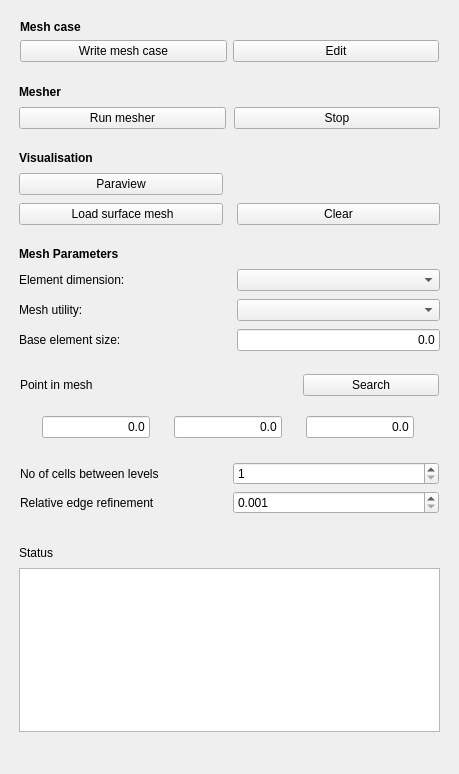
Qt form TaskPanelCfdMesh.ui (jaheyns/CfdOF) before a commit.
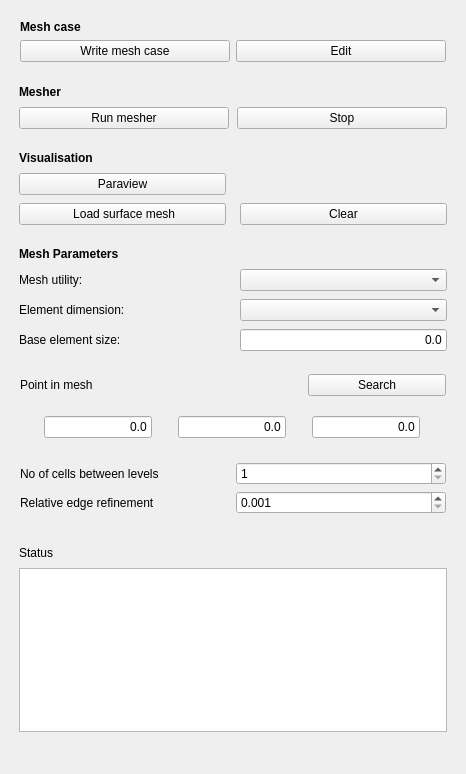
The same form after that commit. Custom widgets are drawn as their Qt base class.

Commit message:
Support mesh extrusion at boundaries
This replaces the previous method of creating planar 2D meshes
by defining special front and back boundary planes. The new method
makes is possible also to generate wedge meshes with extrusions.

What changed in the file:
```diff
--- a/TaskPanelCfdMesh.ui
+++ b/TaskPanelCfdMesh.ui
@@ -6,7 +6,7 @@
    <rect>
     <x>0</x>
     <y>0</y>
-    <width>459</width>
+    <width>466</width>
     <height>774</height>
    </rect>
   </property>
@@ -175,7 +175,21 @@
      <property name="verticalSpacing">
       <number>8</number>
      </property>
-     <item row="3" column="1">
+     <item row="4" column="0">
+      <widget class="QLabel" name="l_max">
+       <property name="text">
+        <string>Base element size:</string>
+       </property>
+      </widget>
+     </item>
+     <item row="2" column="0">
+      <widget class="QLabel" name="l_dimension_2">
+       <property name="text">
+        <string>Mesh utility:</string>
+       </property>
+      </widget>
+     </item>
+     <item row="4" column="1">
       <widget class="Gui::InputField" name="if_max">
        <property name="sizePolicy">
         <sizepolicy hsizetype="Preferred" vsizetype="Fixed">
@@ -206,27 +220,6 @@
        </property>
       </widget>
      </item>
-     <item row="1" column="1">
-      <widget class="QComboBox" name="cb_dimension">
-       <property name="toolTip">
-        <string/>
-       </property>
-      </widget>
-     </item>
-     <item row="1" column="0">
-      <widget class="QLabel" name="l_dimension">
-       <property name="text">
-        <string>Element dimension:</string>
-       </property>
-      </widget>
-     </item>
-     <item row="3" column="0">
-      <widget class="QLabel" name="l_max">
-       <property name="text">
-        <string>Base element size:</string>
-       </property>
-      </widget>
-     </item>
      <item row="0" column="0">
       <widget class="QLabel" name="label">
        <property name="font">
@@ -240,13 +233,6 @@
        </property>
       </widget>
      </item>
-     <item row="2" column="0">
-      <widget class="QLabel" name="l_dimension_2">
-       <property name="text">
-        <string>Mesh utility:</string>
-       </property>
-      </widget>
-     </item>
      <item row="2" column="1">
       <widget class="QComboBox" name="cb_utility">
        <property name="toolTip">
@@ -254,6 +240,23 @@
        </property>
       </widget>
      </item>
+     <item row="3" column="0">
+      <widget class="QLabel" name="l_dimension">
+       <property name="enabled">
+        <bool>true</bool>
+       </property>
+       <property name="text">
+        <string>Element dimension:</string>
+       </property>
+      </widget>
+     </item>
+     <item row="3" column="1">
+      <widget class="QComboBox" name="cb_dimension">
+       <property name="toolTip">
+        <string/>
+       </property>
+      </widget>
+     </item>
     </layout>
    </item>
    <item>
```
Left out of the diff: 1 changed line with no effect on the pictures. The commit also changes 144 other files.
